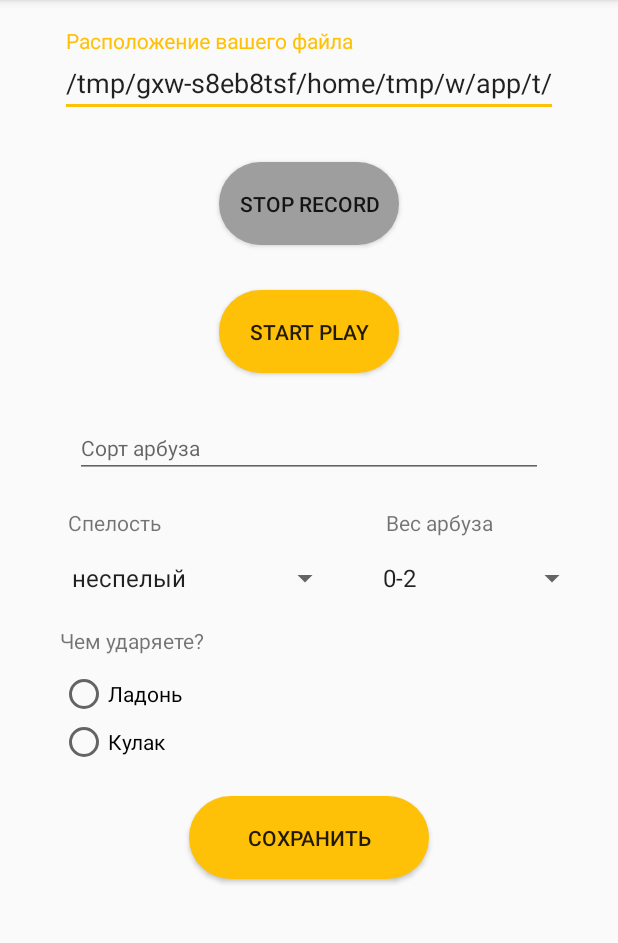
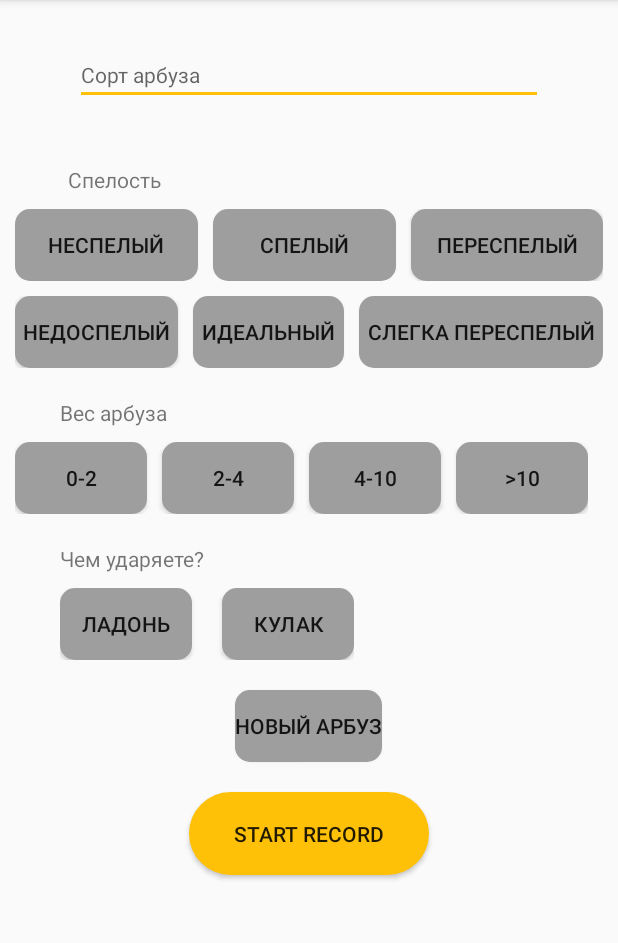
Before and after one commit to kin16/SoundRecorder, an Android app: the screen it shows after launch (MainActivity), after a tap on "START RECORD", on a phone screen of 412 x 824 dp, the part 84-1027 px from its top. Run offline under Robolectric (Android 15) with nearby library versions, the phone set to English and light mode, and no system bars; libraries missing offline, so code that uses them is left out: com.github.hiteshsondhi88.libffmpeg.

Commit message:
Upgrade xml, csv

```diff
--- a/app/build.gradle
+++ b/app/build.gradle
@@ -17,6 +17,10 @@ android {
             proguardFiles getDefaultProguardFile('proguard-android-optimize.txt'), 'proguard-rules.pro'
         }
     }
+    compileOptions {
+        sourceCompatibility = 1.8
+        targetCompatibility = 1.8
+    }
 }
 
 dependencies {
--- a/app/src/main/java/com/example/jpeg/MainActivity.java
+++ b/app/src/main/java/com/example/jpeg/MainActivity.java
@@ -4,32 +4,34 @@ import androidx.appcompat.app.AppCompatActivity;
 import androidx.core.app.ActivityCompat;
 
 import android.Manifest;
+import android.content.Context;
 import android.content.pm.PackageManager;
+import android.content.res.AssetManager;
 import android.graphics.drawable.Drawable;
+import android.media.AudioManager;
+import android.media.SoundPool;
 import android.os.Bundle;
 import android.os.Environment;
 import android.os.Handler;
 import android.view.View;
 import android.widget.Button;
 import android.widget.EditText;
-import android.widget.RadioGroup;
-import android.widget.Spinner;
 import android.widget.Toast;
 import java.io.File;
 import java.io.FileWriter;
 import java.io.IOException;
-
+import java.text.SimpleDateFormat;
+import java.util.Date;
 
 public class MainActivity extends AppCompatActivity {
     private final Sound sound = new Sound();
-    private EditText mEditText;
     private final Handler handler = new Handler();
     private double lastAmp = 0;
     private Button record;
     private boolean re = false;
-    private Spinner ready;
-    private Spinner size;
-    private String radioButton;
+    private String path,A,ripe, size, hit;
+    private SoundPool mSoundPool;
+    private int mSoundId = 1;
     private EditText editText;
 
     @Override
@@ -37,32 +39,90 @@ public class MainActivity extends AppCompatActivity {
         super.onCreate(savedInstanceState);
         setContentView(R.layout.activity_main);
 
-        ready = findViewById(R.id.ready);
-        size = findViewById(R.id.size);
+        record = findViewById(R.id.write);
 
-        //Записываем в переменную, чем ударяем
-        RadioGroup group = findViewById(R.id.radiogr);
-        group.setOnCheckedChangeListener(new RadioGroup.OnCheckedChangeListener() {
-            @Override
-            public void onCheckedChanged(RadioGroup radioGroup, int i) {
-                switch (i){
-                    case R.id.l:
-                        radioButton = "Ладонь";
+        editText = findViewById(R.id.edit);
+        sound.mkdir();
+
+
+        mSoundPool = new SoundPool(4, AudioManager.STREAM_MUSIC, 100);
+        mSoundPool.load(this, R.raw.sound_1, 1);
+        onClickA(editText);
+    }
+
+
+    public void onClickA(View view) {
+        editText.setText("");
+        path = null;
+        ripe = null;
+        size = null;
+        hit = null;
+        A = "A-"+randomName();
+    }
+
+    public void onClickHit(View v){
+        if(v.getId() == R.id.l){
+            hit = "Ладонь";
+        }else if(v.getId() == R.id.k) {
+            hit = "Кулак";
+        }
+    }
+
+    public void onClickSize(View v){
+       switch (v.getId()){
+           case R.id.d:
+               size = "0";
                break;
-                    case R.id.k:
-                        radioButton = "Кулак";
+           case R.id.c:
+               size = "2";
                break;
-                        default:
+           case R.id.b:
+               size = "4";
+               break;
+           case R.id.a:
+               size = "10";
                break;
        }
     }
-        });
 
-        editText = findViewById(R.id.edit);
-        mEditText = findViewById(R.id.input);
-        mEditText.setText(Environment.getExternalStorageDirectory() + "/records/record.aac");
-        sound.mkdir();
-        record = findViewById(R.id.record);
+    public void onClickRipe(View v){
+        switch (v.getId()){
+            case R.id.ba:
+                ripe = "5";
+                break;
+            case R.id.bb:
+                ripe = "4";
+                break;
+            case R.id.bc:
+                ripe = "2";
+                break;
+            case R.id.bd:
+                ripe = "1";
+                break;
+            case R.id.bf:
+                ripe = "3";
+                break;
+            case R.id.be:
+                ripe = "0";
+                break;
+        }
+    }
+
+    private void playRaw() {
+        AudioManager audioManager = (AudioManager) getSystemService(Context.AUDIO_SERVICE);
+        float curVolume = audioManager.getStreamVolume(AudioManager.STREAM_MUSIC);
+        float maxVolume = audioManager.getStreamMaxVolume(AudioManager.STREAM_MUSIC);
+        float leftVolume = curVolume / maxVolume;
+        float rightVolume = curVolume / maxVolume;
+        int priority = 1;
+        int no_loop = 0;
+        float normal_playback_rate = 1f;
+        int mStreamId = mSoundPool.play(mSoundId, leftVolume, rightVolume, priority, no_loop,
+                normal_playback_rate);
+
+        Toast.makeText(getApplicationContext(),
+                "soundPool.play()",
+                Toast.LENGTH_LONG).show();
     }
 
     //Если произошло нажатие на кнопку
@@ -70,24 +130,6 @@ public class MainActivity extends AppCompatActivity {
         final int PERMISSIONS_RECORD_AUDIO = 1;
         final int PERMISSIONS_WRITE_STORAGE = 2;
         final int PERMISSIONS_READ_STORAGE = 3;
-        switch (v.getId()){
-            case R.id.write:
-                if (ActivityCompat.checkSelfPermission(this, Manifest.permission.READ_EXTERNAL_STORAGE) != PackageManager.PERMISSION_GRANTED) {
-                    ActivityCompat.requestPermissions(this, new String[]{Manifest.permission.READ_EXTERNAL_STORAGE}, PERMISSIONS_READ_STORAGE);
-                }
-                if(!editText.getText().toString().equals("")) {
-                    if (radioButton != null) {
-                        if (sound.preWrite(mEditText.getText().toString(), this)) {
-                            createCsv();
-                        }
-                    } else {
-                        Toast.makeText(this, "Чем вы ударяте?", Toast.LENGTH_SHORT).show();
-                    }
-                }else{
-                    Toast.makeText(this, "Введите сорт арбуза", Toast.LENGTH_SHORT).show();
-                }
-                break;
-            case R.id.record:
         //Запрос разрешений
         if (ActivityCompat.checkSelfPermission(this, Manifest.permission.RECORD_AUDIO) != PackageManager.PERMISSION_GRANTED) {
             ActivityCompat.requestPermissions(this, new String[]{Manifest.permission.RECORD_AUDIO}, PERMISSIONS_RECORD_AUDIO);
@@ -96,12 +138,34 @@ public class MainActivity extends AppCompatActivity {
             ActivityCompat.requestPermissions(this, new String[]{Manifest.permission.WRITE_EXTERNAL_STORAGE}, PERMISSIONS_WRITE_STORAGE);
         }
 
+        if (ActivityCompat.checkSelfPermission(this, Manifest.permission.READ_EXTERNAL_STORAGE) != PackageManager.PERMISSION_GRANTED) {
+            ActivityCompat.requestPermissions(this, new String[]{Manifest.permission.READ_EXTERNAL_STORAGE}, PERMISSIONS_READ_STORAGE);
+        }
+
+        path = Environment.getExternalStorageDirectory()+ "/records/file-"+ randomName() +".aac";
+        if(editText.getText().toString() != null && !editText.getText().toString().equals("")) {
+            if (ripe != null && !ripe.equals("")) {
+                if (size != null && !size.equals("")) {
+                    if (hit != null && !hit.equals("")) {
                         isRecord();
-                break;
-            case R.id.play:
-                sound.playStart(this);
-                break;
+                    } else {
+                        Toast.makeText(this, "Чем ударяете?", Toast.LENGTH_SHORT).show();
                     }
+                } else {
+                    Toast.makeText(this, "какой размер?", Toast.LENGTH_SHORT).show();
+                }
+            } else {
+                Toast.makeText(this, "Какая спелость?", Toast.LENGTH_SHORT).show();
+            }
+        }else {
+            Toast.makeText(this, "Какой сорт?", Toast.LENGTH_SHORT).show();
+        }
+
+    }
+
+    private String randomName(){
+        SimpleDateFormat simpleDateFormat = new SimpleDateFormat("ddMMyy-hhmmss.SSS");
+        return simpleDateFormat.format(new Date());
     }
 
     private void isRecord(){
@@ -118,6 +182,9 @@ public class MainActivity extends AppCompatActivity {
             re = false;
             setDrawableRecord();
             sound.recordStop();
+            sound.preWrite(path, this);
+            playRaw();
+            createCsv();
         }
     }
 
@@ -173,24 +240,28 @@ public class MainActivity extends AppCompatActivity {
             if(!b){
                 csvWriter.append("path");
                 csvWriter.append(",");
-                csvWriter.append("type");
+                csvWriter.append("watermelon");
                 csvWriter.append(",");
-                csvWriter.append("ready");
+                csvWriter.append("knock/flat");
+                csvWriter.append(",");
+                csvWriter.append("ripe");
                 csvWriter.append(",");
                 csvWriter.append("size");
                 csvWriter.append(",");
                 csvWriter.append("hit");
                 csvWriter.append("\n");
             }
-            csvWriter.append(mEditText.getText().toString());
+            csvWriter.append(path);
+            csvWriter.append(",");
+            csvWriter.append(A);
             csvWriter.append(",");
             csvWriter.append(editText.getText().toString());
             csvWriter.append(",");
-            csvWriter.append(ready.getSelectedItem().toString());
+            csvWriter.append(ripe);
             csvWriter.append(",");
-            csvWriter.append(size.getSelectedItem().toString());
+            csvWriter.append(size);
             csvWriter.append(",");
-            csvWriter.append(radioButton);
+            csvWriter.append(hit);
             csvWriter.append("\n");
 
             csvWriter.flush();
@@ -199,4 +270,14 @@ public class MainActivity extends AppCompatActivity {
             e.printStackTrace();
         }
     }
+
+    @Override
+    protected void onDestroy() {
+        if(mSoundPool != null) {
+            mSoundPool.release();
+            mSoundPool = null;
         }
+        super.onDestroy();
+    }
+
+}
--- /dev/null
+++ b/app/src/main/res/drawable/button.xml
@@ -0,0 +1,5 @@
+<?xml version="1.0" encoding="utf-8"?>
+<shape xmlns:android="http://schemas.android.com/apk/res/android" android:shape="rectangle">
+    <solid android:color="@color/primary" />
+    <corners android:radius="10dp"/>
+</shape>
--- /dev/null
+++ b/app/src/main/res/drawable/buttons.xml
@@ -0,0 +1,5 @@
+<?xml version="1.0" encoding="utf-8"?>
+<selector xmlns:android="http://schemas.android.com/apk/res/android">
+    <item android:state_pressed="true" android:drawable="@drawable/button_main_shape"/>
+    <item android:drawable="@drawable/button"/>
+</selector>
--- a/app/src/main/res/layout/activity_main.xml
+++ b/app/src/main/res/layout/activity_main.xml
@@ -3,51 +3,9 @@
     xmlns:tools="http://schemas.android.com/tools"
     android:layout_width="match_parent"
     android:layout_height="match_parent"
-    xmlns:app="http://schemas.android.com/apk/res-auto"
+
     android:orientation="vertical"
     tools:context=".MainActivity">
-
-    <com.google.android.material.textfield.TextInputLayout
-        android:layout_width="match_parent"
-        android:layout_height="wrap_content"
-        android:layout_marginTop="20dp"
-        android:layout_gravity="center_vertical|center_horizontal"
-        tools:ignore="MissingConstraints"
-        app:hintTextAppearance="@style/MyHintText"
-        android:id="@+id/input_layout"
-        android:layout_marginLeft="40dp"
-        android:layout_marginRight="40dp">
-        <EditText
-            android:inputType="textAutoCorrect|textCapSentences"
-            android:id="@+id/input"
-            android:layout_width="match_parent"
-            android:layout_height="wrap_content"
-            android:layout_gravity="center_horizontal|center_vertical"
-            android:hint="@string/title"
-            android:layout_below="@+id/image_view"
-            android:theme="@style/MyEditText"/>
-
-
-    </com.google.android.material.textfield.TextInputLayout>
-
-    <Button
-        android:layout_marginTop="30dp"
-        android:id="@+id/record"
-        android:layout_width="120dp"
-        android:layout_height="55dp"
-        android:text="@string/start_record"
-        android:onClick="onClick"
-        style="@style/ButtonRecord"
-        android:layout_gravity="center_horizontal|center_vertical"/>
-    <Button
-        android:id="@+id/play"
-        android:layout_width="120dp"
-        android:layout_height="55dp"
-        android:text="@string/start_play"
-        android:onClick="onClick"
-        android:layout_marginTop="30dp"
-        style="@style/ButtonMain"
-        android:layout_gravity="center_vertical|center_horizontal" />
 
     <EditText
         android:id="@+id/edit"
@@ -61,51 +19,139 @@
         android:digits="abcdefghijklmnopqrstuvwxyz ABCDEFGHIJKLMNOPQRSTUVWXYZ"
         style="@style/MyEditText"/>
 
-    <LinearLayout
-        android:baselineAligned="false"
-        android:orientation="horizontal"
-        android:layout_width="match_parent"
-        android:layout_height="wrap_content"
-        android:layout_marginTop="20dp">
-        <LinearLayout
-            android:layout_weight="2"
-            android:orientation="vertical"
-            android:layout_width="match_parent"
-            android:layout_height="wrap_content">
     <TextView
+        android:layout_marginTop="40dp"
         android:layout_marginLeft="45dp"
         android:layout_width="wrap_content"
         android:layout_height="wrap_content"
         android:text="@string/ready_string" />
 
-            <Spinner
-                android:id="@+id/ready"
-                android:layout_marginTop="15dp"
-                android:layout_marginLeft="40dp"
-                android:layout_marginRight="20dp"
+    <LinearLayout
+        android:layout_marginTop="10dp"
+        android:layout_marginLeft="10dp"
+        android:layout_marginRight="10dp"
         android:layout_width="match_parent"
         android:layout_height="wrap_content"
-                android:entries="@array/ready"/>
+        android:orientation="horizontal">
+        <Button
+            android:onClick="onClickRipe"
+            android:id="@+id/be"
+            android:text="@string/be"
+            android:layout_weight="2"
+            android:layout_width="wrap_content"
+            android:layout_height="wrap_content"
+            style="@style/MyButton"/>
+
+
+        <Button
+            android:onClick="onClickRipe"
+            android:id="@+id/bc"
+            android:layout_weight="2"
+            android:text="@string/bc"
+            android:layout_marginLeft="10dp"
+            android:layout_width="wrap_content"
+            android:layout_height="wrap_content"
+            style="@style/MyButton"/>
+
+
+
+        <Button
+            android:onClick="onClickRipe"
+            android:id="@+id/ba"
+            android:text="@string/ba"
+            android:layout_weight="2"
+            android:layout_marginLeft="10dp"
+            android:layout_width="wrap_content"
+            android:layout_height="wrap_content"
+            style="@style/MyButton"/>
     </LinearLayout>
+
     <LinearLayout
-            android:layout_weight="3"
-            android:orientation="vertical"
+        android:layout_marginTop="10dp"
         android:layout_width="match_parent"
-            android:layout_height="wrap_content">
+        android:layout_height="wrap_content"
+        android:layout_marginRight="10dp"
+        android:layout_marginLeft="10dp"
+        android:orientation="horizontal">
+        <Button
+            android:onClick="onClickRipe"
+            android:id="@+id/bd"
+            android:text="@string/bd"
+            android:layout_weight="2"
+            android:layout_width="wrap_content"
+            android:layout_height="wrap_content"
+            style="@style/MyButton"/>
+        <Button
+            android:onClick="onClickRipe"
+            android:id="@+id/bf"
+            android:layout_weight="2"
+            android:text="идеальный"
+            android:layout_marginLeft="10dp"
+            android:layout_width="wrap_content"
+            android:layout_height="wrap_content"
+            style="@style/MyButton"/>
+        <Button
+            android:onClick="onClickRipe"
+            android:id="@+id/bb"
+            android:text="@string/bb"
+            android:layout_weight="2"
+            android:layout_marginLeft="10dp"
+            android:layout_width="wrap_content"
+            android:layout_height="wrap_content"
+            style="@style/MyButton"/>
+    </LinearLayout>
+
     <TextView
-                android:layout_marginLeft="10dp"
+        android:layout_marginTop="20dp"
+        android:layout_marginLeft="40dp"
         android:layout_width="wrap_content"
         android:layout_height="wrap_content"
         android:text="@string/size_string" />
 
-            <Spinner
-                android:id="@+id/size"
-                android:layout_marginTop="15dp"
-                android:layout_width="match_parent"
-                android:layout_marginRight="20dp"
-                android:entries="@array/size"
-                android:layout_height="wrap_content" />
-        </LinearLayout>
+    <LinearLayout
+        android:layout_marginTop="10dp"
+        android:layout_marginLeft="10dp"
+        android:layout_marginRight="10dp"
+        android:layout_width="wrap_content"
+        android:layout_height="wrap_content"
+        android:orientation="horizontal">
+        <Button
+            android:onClick="onClickSize"
+            android:id="@+id/d"
+            android:text="@string/d"
+            android:layout_weight="2"
+            android:layout_width="wrap_content"
+            android:layout_height="wrap_content"
+            style="@style/MyButton"/>
+
+        <Button
+            android:onClick="onClickSize"
+            android:id="@+id/c"
+            android:text="@string/c"
+            android:layout_weight="2"
+            android:layout_marginLeft="10dp"
+            android:layout_width="wrap_content"
+            android:layout_height="wrap_content"
+            style="@style/MyButton"/>
+        <Button
+            android:onClick="onClickSize"
+            android:id="@+id/b"
+            android:layout_weight="2"
+            android:text="@string/b"
+            android:layout_marginLeft="10dp"
+            android:layout_width="wrap_content"
+            android:layout_height="wrap_content"
+            style="@style/MyButton"/>
+
+        <Button
+            android:onClick="onClickSize"
+            android:id="@+id/a"
+            android:text="@string/a"
+            android:layout_weight="2"
+            android:layout_marginLeft="10dp"
+            android:layout_width="wrap_content"
+            android:layout_height="wrap_content"
+            style="@style/MyButton"/>
     </LinearLayout>
 
     <TextView
@@ -115,32 +161,44 @@
         android:layout_height="wrap_content"
         android:text="@string/question"/>
 
-    <RadioGroup
-        android:id="@+id/radiogr"
+    <LinearLayout
         android:layout_marginTop="10dp"
-        android:orientation="vertical"
-        android:layout_width="match_parent"
-        android:layout_height="wrap_content"
         android:layout_marginLeft="40dp"
-        android:layout_marginRight="40dp" >
-        <RadioButton
-            android:id="@+id/l"
         android:layout_width="wrap_content"
         android:layout_height="wrap_content"
-            android:text="@string/l"/>
-        <RadioButton
-            android:id="@+id/k"
+        android:orientation="horizontal">
+        <Button
+            android:id="@+id/l"
+            android:onClick="onClickHit"
+            android:text="@string/l"
             android:layout_width="wrap_content"
             android:layout_height="wrap_content"
-            android:text="@string/k"/>
-    </RadioGroup>
+            style="@style/MyButton"/>
 
+        <Button
+            android:id="@+id/k"
+            android:onClick="onClickHit"
+            android:text="@string/k"
+            android:layout_marginLeft="20dp"
+            android:layout_width="wrap_content"
+            android:layout_height="wrap_content"
+            style="@style/MyButton"/>
+    </LinearLayout>
+    <Button
+        android:id="@+id/button"
+        android:onClick="onClickA"
+        android:text="Новый Арбуз"
+        android:layout_marginTop="20dp"
+        android:layout_gravity="center_horizontal"
+        android:layout_width="wrap_content"
+        android:layout_height="wrap_content"
+        style="@style/MyButton"/>
     <Button
         android:layout_marginTop="20dp"
         android:id="@+id/write"
         android:layout_width="160dp"
         android:layout_height="55dp"
-        android:text="@string/save"
+        android:text="@string/start_record"
         android:onClick="onClick"
         style="@style/ButtonMain"
         android:layout_gravity="center_horizontal"/>
--- a/app/src/main/res/values/strings.xml
+++ b/app/src/main/res/values/strings.xml
@@ -1,7 +1,7 @@
 <resources>
     <string name="app_name">Jpeg</string>
     <string name="title">Расположение вашего файла</string>
-    <string name="save">Сохранить</string>
+    <string name="save">Запись</string>
     <string name="start_play">Start Play</string>
     <string name="start_record">Start Record</string>
     <string name="stop_record">Stop Record</string>
@@ -12,12 +12,15 @@
         <item>слегка переспелый</item>
         <item>переспелый</item>
     </string-array>
-    <string-array name="size">
-        <item>0-2</item>
-        <item>2-4</item>
-        <item>4-10</item>
-        <item>>10</item>
-    </string-array>
+    <string name="d">0-2</string>
+    <string name="c">2-4</string>
+    <string name="b">4-10</string>
+    <string name="a">>10</string>
+    <string name="be">неспелый</string>
+    <string name="bd">недоспелый</string>
+    <string name="bc">спелый</string>
+    <string name="bb">слегка переспелый</string>
+    <string name="ba">переспелый</string>
     <string name="ready_string">Спелость</string>
     <string name="size_string">Вес арбуза</string>
     <string name="question">Чем ударяете?</string>
--- a/app/src/main/res/values/styles.xml
+++ b/app/src/main/res/values/styles.xml
@@ -6,6 +6,10 @@
         <item name="colorPrimary">@color/primary</item>
         <item name="colorPrimaryDark">@color/primaryDark</item>
         <item name="colorAccent">@color/secondary</item>
+    </style>
+
+    <style name="MyButton">
+        <item name="android:background">@drawable/buttons</item>
     </style>
 
 
```
Also changed, not shown: app/src/main/java/com/example/jpeg/Sound.java (+16 -19 lines), 4 other files. Lines whose indentation alone changed are shown as unchanged.
